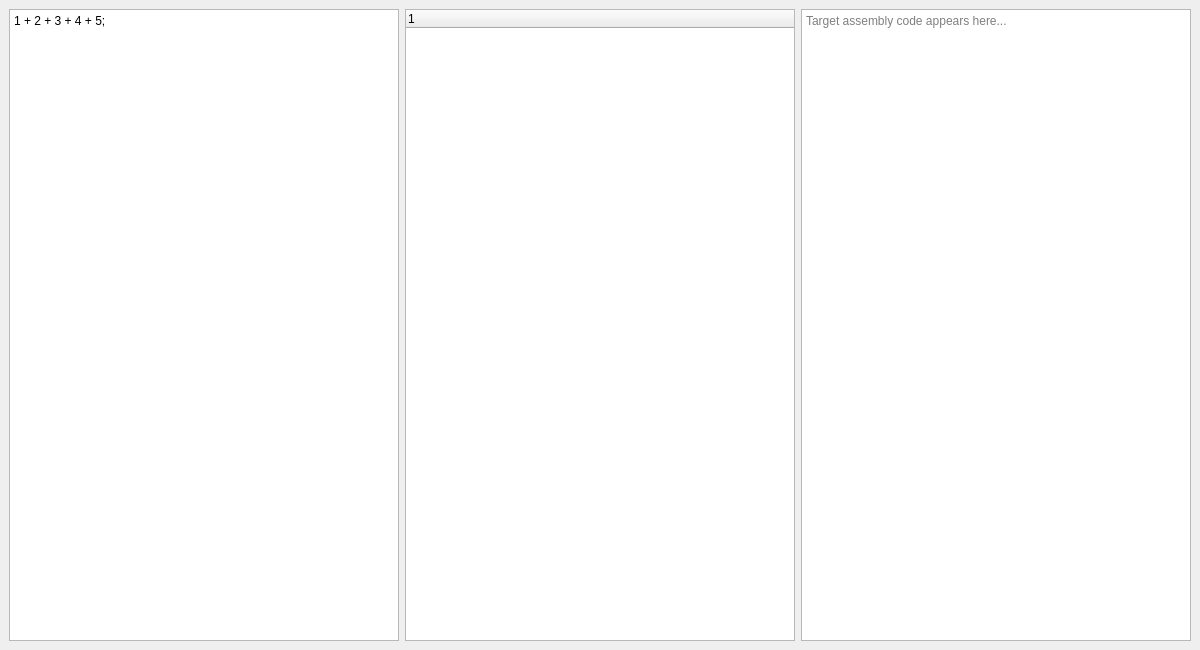
Before: the Qt Designer form src/Qt/mainwindow.ui in davidburchakov/CompilerCpp, drawn with Qt 5.
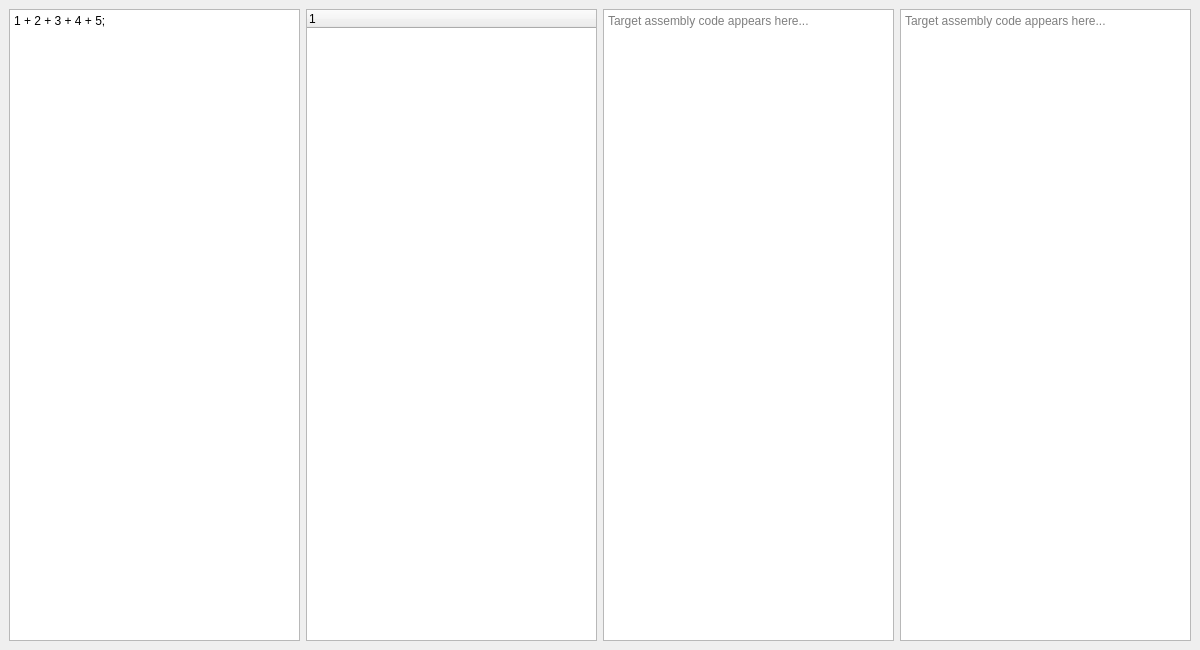
After: the same form once the commit is applied.

Commit message: unoptimized assembly widget added

```diff
--- a/src/Qt/mainwindow.ui
+++ b/src/Qt/mainwindow.ui
@@ -38,7 +38,19 @@
 
                 <!-- Right Column: New Assembly Output Viewer -->
                 <item>
-                    <widget class="QPlainTextEdit" name="assemblyViewer">
+                    <widget class="QPlainTextEdit" name="plainAssemblyViewer">
+                        <property name="readOnly">
+                            <bool>true</bool> <!-- Prevent the user from typing over generated code -->
+                        </property>
+                        <property name="placeholderText">
+                            <string>Target assembly code appears here...</string>
+                        </property>
+                    </widget>
+                </item>
+
+                <!-- Fourth Column: Optimized Assembly Output Viewer -->
+                <item>
+                    <widget class="QPlainTextEdit" name="optimizedAssemblyViewer">
                         <property name="readOnly">
                             <bool>true</bool> <!-- Prevent the user from typing over generated code -->
                         </property>
```
Left out of the diff: 4 changed lines with no effect on the pictures. The commit also changes 4 other files.
